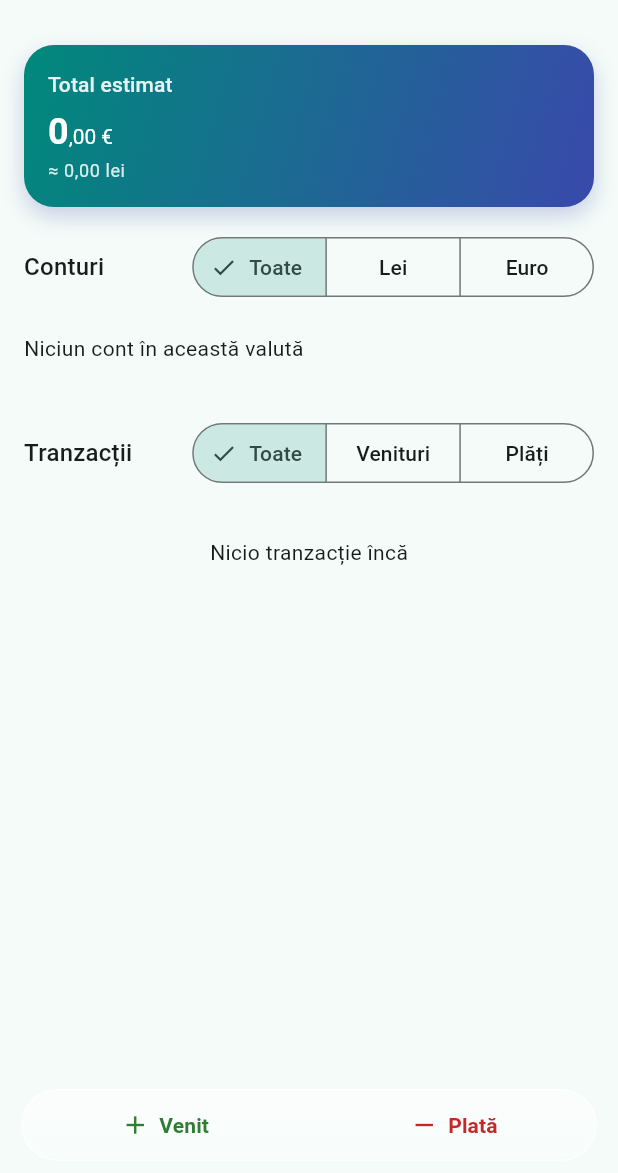
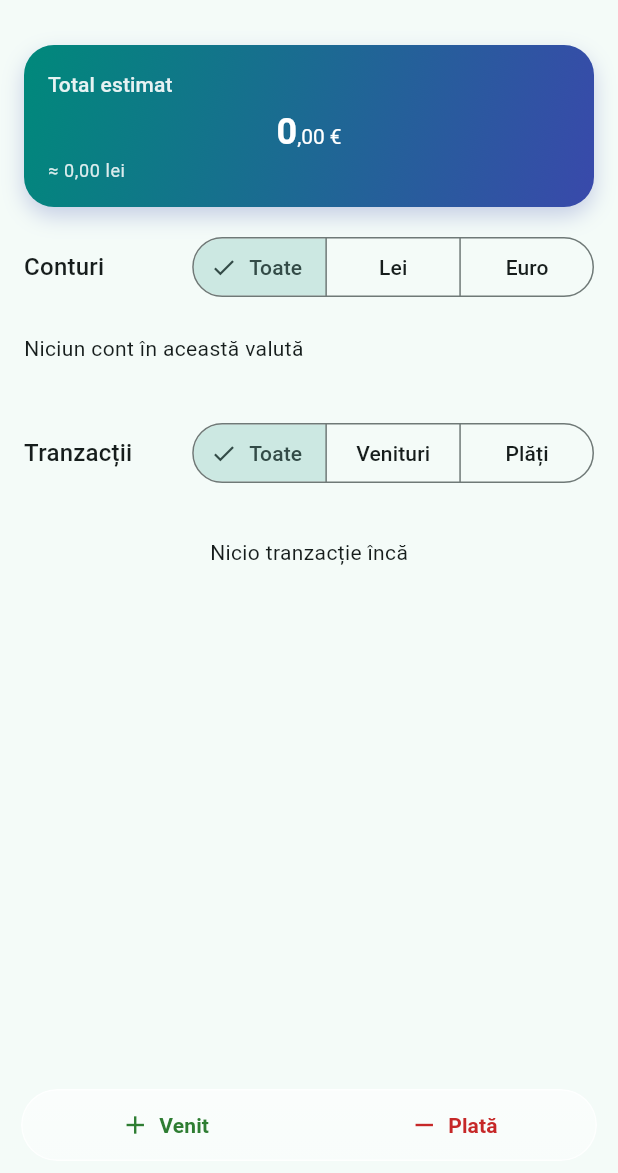
Before and after one commit to kappado2000/portofel, a Flutter app: the HomeScreen screen opened directly, on a phone screen of 412 x 824 dp, the part 63-1236 px from its top. Run offline on Flutter 3.47's test engine with Material 3 defaults, Android fonts, the phone set to English and light mode, and no system bars; our stand-ins replace hive_flutter, local_auth, pdf, printing, share_plus; missing offline and left inert: excel; accounts and stored records are empty.

Commit message:
Centrează soldul în EUR pe cardul Total estimat
Co-Authored-By: Claude Sonnet 5 <noreply@anthropic.com>

```diff
--- a/lib/screens/home_screen.dart
+++ b/lib/screens/home_screen.dart
@@ -135,12 +135,14 @@ class _HomeScreenState extends State<HomeScreen> {
                         ),
                       ),
                       const SizedBox(height: 6),
-                      AmountText(
+                      Center(
+                        child: AmountText(
                           '${formatNumber(provider.totalInEur())} €',
                           style: Theme.of(context).textTheme.headlineSmall
                               ?.copyWith(
                                 fontWeight: FontWeight.bold,
                                 color: Colors.white,
+                              ),
                         ),
                       ),
                       const SizedBox(height: 2),
```
Lines whose indentation alone changed are shown as unchanged.
